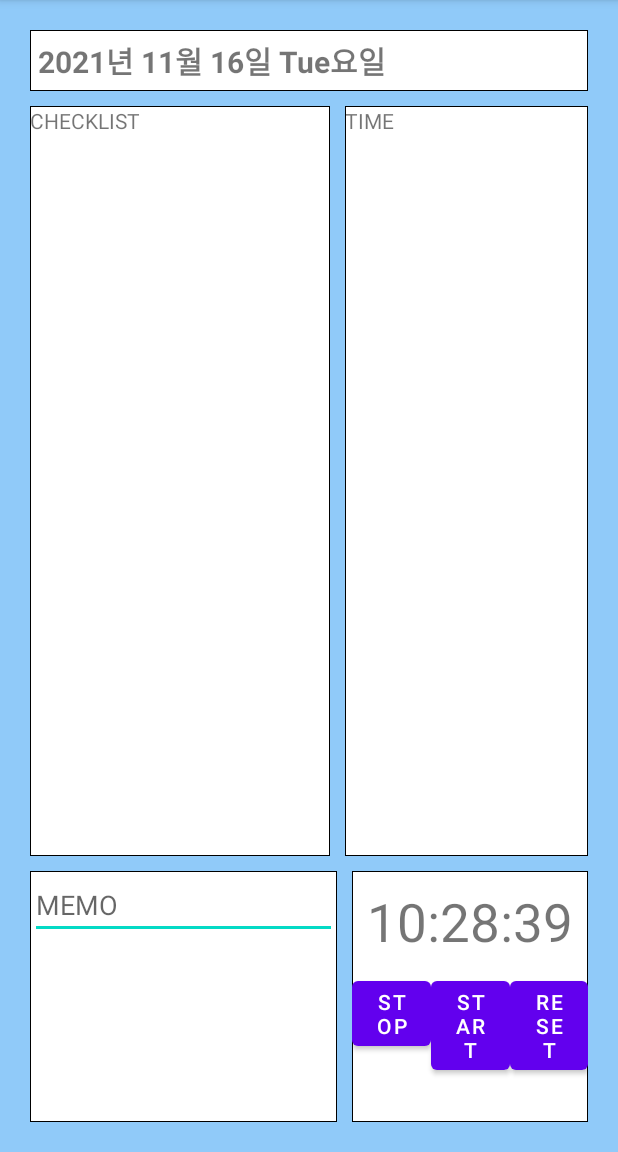
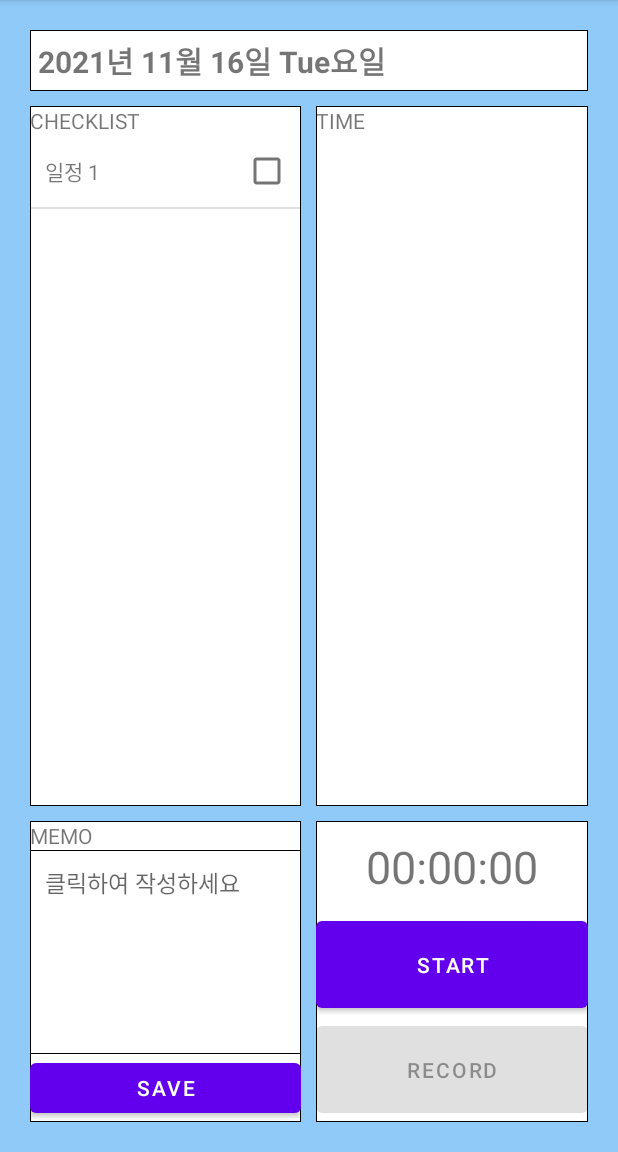
Before and after one commit to ymj07168/ForMyDay, an Android app: the DailyActivity screen opened directly, with no data from a screen before it, on a phone screen of 412 x 824 dp, the part 84-1236 px from its top. Run offline under Robolectric (Android 15) with nearby library versions, the phone set to English and light mode, and no system bars.

Commit message:
DailyActivity - 날짜, 스톱워치, 체크리스트, 메모 스톱워치_start, stop 구현 체크리스트_선택 기능만 구현 메모장_여러 줄 입력 구현

```diff
--- /dev/null
+++ b/app/src/main/java/smu_it/formyday/CheckListAdapter.java
@@ -0,0 +1,56 @@
+package smu_it.formyday;
+
+import android.content.Context;
+import android.graphics.drawable.Drawable;
+import android.view.LayoutInflater;
+import android.view.View;
+import android.view.ViewGroup;
+import android.widget.BaseAdapter;
+import android.widget.TextView;
+
+import java.util.ArrayList;
+
+public class CheckListAdapter extends BaseAdapter {
+    private ArrayList<ListViewItem> listViewItems = new ArrayList<ListViewItem>();
+
+    public CheckListAdapter(){
+    }
+
+    @Override
+    public int getCount() {
+        return listViewItems.size();
+    }
+
+    @Override
+    public View getView(int position, View convertView, ViewGroup parent) {
+        final int pos = position;
+        final Context context = parent.getContext();
+
+        if (convertView == null){
+            LayoutInflater inflater = (LayoutInflater) context.getSystemService(Context.LAYOUT_INFLATER_SERVICE);
+            convertView = inflater.inflate(R.layout.listview_item, parent, false);
+        }
+
+        TextView textView = convertView.findViewById(R.id.tv_task);
+        ListViewItem listViewItem = listViewItems.get(position);
+        textView.setText(listViewItem.getText());
+
+        return convertView;
+    }
+
+    @Override
+    public long getItemId(int position) {
+        return position;
+    }
+
+    @Override
+    public Object getItem(int position) {
+        return listViewItems.get(position);
+    }
+
+    public void addItem(String text){
+        ListViewItem item = new ListViewItem();
+        item.setText(text);
+        listViewItems.add(item);
+    }
+}
--- /dev/null
+++ b/app/src/main/java/smu_it/formyday/CheckableLinearLayout.java
@@ -0,0 +1,34 @@
+package smu_it.formyday;
+
+import android.content.Context;
+import android.util.AttributeSet;
+import android.widget.CheckBox;
+import android.widget.Checkable;
+import android.widget.LinearLayout;
+
+public class CheckableLinearLayout extends LinearLayout implements Checkable {
+    public CheckableLinearLayout(Context context, AttributeSet attrs){
+        super(context, attrs);
+    }
+
+    @Override
+    public boolean isChecked() {
+        CheckBox cb = (CheckBox) findViewById(R.id.cb_task);
+        return cb.isChecked();
+    }
+
+    @Override
+    public void toggle() {
+        CheckBox cb = (CheckBox) findViewById(R.id.cb_task);
+        setChecked(cb.isChecked() ? false : true);
+    }
+
+    @Override
+    public void setChecked(boolean checked) {
+        CheckBox cb = (CheckBox) findViewById(R.id.cb_task);
+        if (cb.isChecked() != checked){
+            cb.setChecked(checked);
+        }
+
+    }
+}
--- /dev/null
+++ b/app/src/main/java/smu_it/formyday/ListViewItem.java
@@ -0,0 +1,13 @@
+package smu_it.formyday;
+
+public class ListViewItem {
+    private String text;
+
+    public void setText(String text){
+        this.text = text;
+    }
+
+    public String getText(){
+        return this.text;
+    }
+}
--- a/app/src/main/res/layout/activity_daily.xml
+++ b/app/src/main/res/layout/activity_daily.xml
@@ -19,13 +19,14 @@
 
     <LinearLayout
         android:layout_width="match_parent"
-        android:layout_height="wrap_content"
+        android:layout_height="0dp"
+        android:layout_weight="7"
         android:layout_marginTop="10dp"
         android:orientation="horizontal">
 
         <LinearLayout
-            android:layout_width="71dp"
-            android:layout_height="500dp"
+            android:layout_width="0dp"
+            android:layout_height="match_parent"
             android:layout_marginRight="10dp"
             android:layout_weight="1"
             android:background="@drawable/border_layout"
@@ -39,15 +40,15 @@
 
             <ListView
                 android:id="@+id/lv_check"
-                android:layout_width="211dp"
+                android:layout_width="match_parent"
                 android:layout_height="456dp"
                 android:choiceMode="multipleChoice" />
 
         </LinearLayout>
 
         <LinearLayout
-            android:layout_width="wrap_content"
-            android:layout_height="500dp"
+            android:layout_width="0dp"
+            android:layout_height="match_parent"
             android:orientation="vertical"
             android:layout_weight="1"
             android:background="@drawable/border_layout">
@@ -58,74 +59,91 @@
                 android:layout_height="wrap_content"
                 android:text="TIME" />
 
+
         </LinearLayout>
 
     </LinearLayout>
 
     <LinearLayout
         android:layout_width="match_parent"
-        android:layout_height="match_parent"
+        android:layout_height="0dp"
         android:layout_marginTop="10dp"
+        android:layout_weight="3"
         android:orientation="horizontal">
 
         <LinearLayout
-            android:layout_width="wrap_content"
+            android:layout_width="0dp"
             android:layout_height="match_parent"
             android:layout_marginRight="10dp"
             android:layout_weight="1"
             android:background="@drawable/border_layout"
             android:orientation="vertical">
 
-            <EditText
-                android:id="@+id/editTextTextPersonName"
+            <TextView
+                android:id="@+id/tv_memo"
                 android:layout_width="match_parent"
                 android:layout_height="wrap_content"
+                android:text="MEMO" />
+
+            <EditText
+                android:id="@+id/et_memo"
+                android:layout_width="match_parent"
+                android:layout_height="0dp"
+                android:layout_weight="3"
                 android:ems="10"
-                android:hint="MEMO"
-                android:inputType="textPersonName" />
+                android:gravity="top"
+                android:hint="클릭하여 작성하세요"
+                android:textSize="15dp"
+                android:singleLine="true"
+                android:background="@drawable/border_layout"
+                android:inputType="textMultiLine|textNoSuggestions"
+                android:padding="10dp" />
+
+            <Button
+                android:id="@+id/bt_memo"
+                android:layout_width="match_parent"
+                android:layout_height="0dp"
+                android:layout_weight="1"
+                android:text="SAVE" />
         </LinearLayout>
 
         <LinearLayout
-            android:layout_width="wrap_content"
+            android:layout_width="0dp"
             android:layout_height="match_parent"
-            android:layout_weight="12"
+            android:layout_weight="1"
             android:background="@drawable/border_layout"
             android:orientation="vertical">
 
             <TextView
-                android:id="@+id/textView4"
+                android:id="@+id/tv_stopWatch"
                 android:layout_width="match_parent"
                 android:layout_height="wrap_content"
                 android:gravity="center"
                 android:padding="10dp"
-                android:text="10:28:39"
-                android:textSize="35dp"/>
+                android:text="00:00:00"
+                android:textSize="30dp"/>
 
             <LinearLayout
                 android:layout_width="match_parent"
                 android:layout_height="match_parent"
-                android:orientation="horizontal">
+                android:orientation="vertical">
 
                 <Button
-                    android:id="@+id/button2"
-                    android:layout_width="wrap_content"
+                    android:id="@+id/bt_start"
+                    android:layout_width="match_parent"
                     android:layout_height="wrap_content"
                     android:layout_weight="1"
-                    android:text="Stop" />
-
-                <Button
-                    android:id="@+id/button3"
-                    android:layout_width="wrap_content"
-                    android:layout_height="wrap_content"
-                    android:layout_weight="1"
+                    android:onClick="myOnClick"
                     android:text="Start" />
 
                 <Button
-                    android:id="@+id/button4"
-                    android:layout_width="wrap_content"
+                    android:id="@+id/bt_record"
+                    android:layout_width="match_parent"
                     android:layout_height="wrap_content"
                     android:layout_weight="1"
-                    android:text="Reset" />
+                    android:onClick="myOnClick"
+                    android:text="Record"
+                    android:enabled="false" />
             </LinearLayout>
 
         </LinearLayout>
--- a/app/src/main/res/layout/listview_item.xml
+++ b/app/src/main/res/layout/listview_item.xml
@@ -5,18 +5,21 @@
 
     <TextView
         android:id="@+id/tv_task"
-        android:layout_width="wrap_content"
+        android:layout_width="0dp"
         android:layout_height="match_parent"
-        android:layout_gravity="left"
+        android:layout_gravity="center"
+        android:gravity="fill_vertical"
+        android:paddingLeft="10dp"
         android:layout_weight="3"
-        android:text="TEXT"/>
+        android:text="TASK" />
+
     <CheckBox
         android:id="@+id/cb_task"
-        android:layout_width="wrap_content"
+        android:layout_width="0dp"
         android:layout_height="match_parent"
         android:layout_gravity="right"
-        android:focusable="false"
+        android:layout_weight="1"
         android:clickable="false"
-        android:layout_weight="1" />
+        android:focusable="false" />
 
 </smu_it.formyday.CheckableLinearLayout>
```
Also changed, not shown: app/src/main/java/smu_it/formyday/DailyActivity.java (+71 -5 lines).
